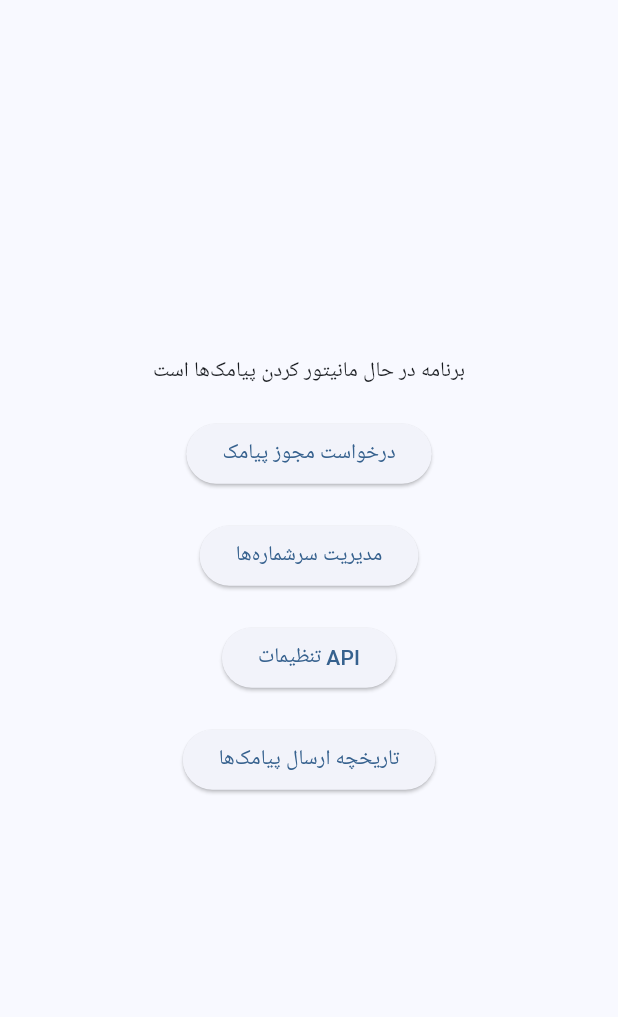
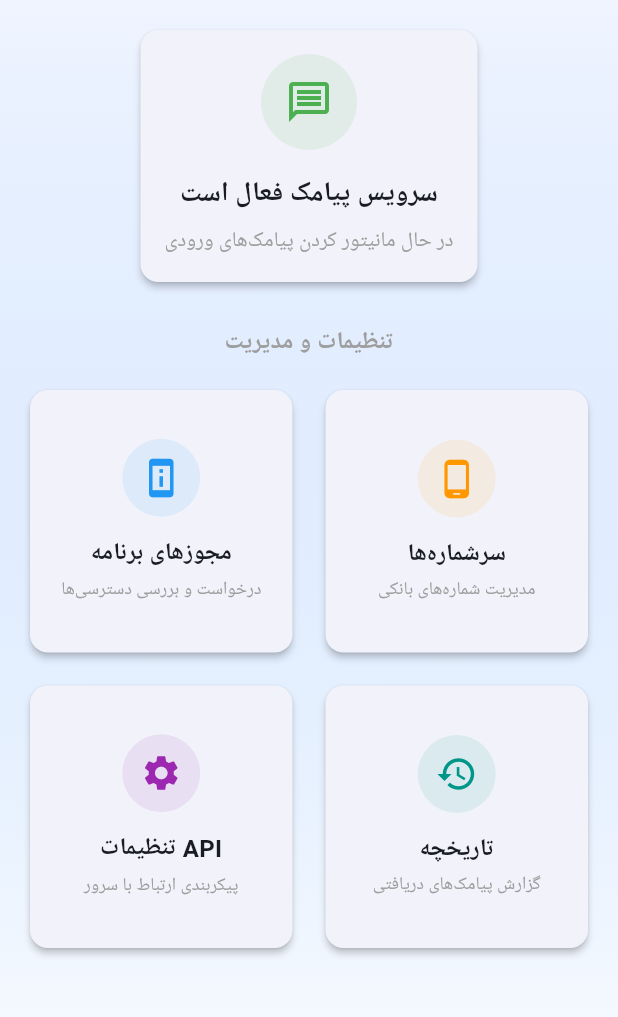
Before and after one commit to rezahajrahimi/shetab_verification, a Flutter app: the screen it shows after launch, on a phone screen of 412 x 824 dp, the part 84-1101 px from its top. Run offline on Flutter 3.47's test engine with Material 3 defaults, Android fonts, the phone set to English and light mode, and no system bars; our stand-ins replace dio, flutter_easyloading, infinite_scroll_pagination, permission_handler, shared_preferences; missing offline and left inert: another_telephony, jalali_table_calendar, mobile_scanner, workmanager.

Commit message:
بهبود رابط کاربری صفحه اصلی با طراحی مدرن و کارت‌های تعاملی

```diff
--- a/lib/main.dart
+++ b/lib/main.dart
@@ -292,51 +292,193 @@ class _MyHomePageState extends State<MyHomePage> {
       appBar: AppBar(
         backgroundColor: Theme.of(context).colorScheme.inversePrimary,
         title: Text(widget.title),
+        elevation: 2,
       ),
-      body: Center(
+      body: Container(
+        decoration: BoxDecoration(
+          gradient: LinearGradient(
+            begin: Alignment.topCenter,
+            end: Alignment.bottomCenter,
+            colors: [
+              Theme.of(context).colorScheme.inversePrimary.withValues(alpha: 0.1),
+              Colors.white,
+            ],
+          ),
+        ),
+        child: SafeArea(
+          child: Padding(
+            padding: const EdgeInsets.all(16.0),
             child: Column(
-          mainAxisAlignment: MainAxisAlignment.center,
-          children: <Widget>[
-            const Text('برنامه در حال مانیتور کردن پیامک‌ها است'),
-            const SizedBox(height: 20),
-            ElevatedButton(
-              onPressed: _requestPermissions,
-              child: const Text('درخواست مجوز پیامک'),
+              children: [
+                // وضعیت سرویس
+                Card(
+                  elevation: 2,
+                  child: Padding(
+                    padding: const EdgeInsets.all(16.0),
+                    child: Column(
+                      children: [
+                        Container(
+                          padding: const EdgeInsets.all(16),
+                          decoration: BoxDecoration(
+                            color: Colors.green.withValues(alpha: 0.1),
+                            shape: BoxShape.circle,
                           ),
-            const SizedBox(height: 20),
-            ElevatedButton(
-              onPressed: () {
+                          child: const Icon(
+                            Icons.message_outlined,
+                            color: Colors.green,
+                            size: 32,
+                          ),
+                        ),
+                        const SizedBox(height: 16),
+                        const Text(
+                          'سرویس پیامک فعال است',
+                          style: TextStyle(
+                            fontSize: 18,
+                            fontWeight: FontWeight.bold,
+                          ),
+                        ),
+                        const SizedBox(height: 8),
+                        const Text(
+                          'در حال مانیتور کردن پیامک‌های ورودی',
+                          style: TextStyle(
+                            color: Colors.grey,
+                            fontSize: 14,
+                          ),
+                        ),
+                      ],
+                    ),
+                  ),
+                ),
+                const SizedBox(height: 24),
+                // دکمه‌های عملیات
+                const Text(
+                  'تنظیمات و مدیریت',
+                  style: TextStyle(
+                    fontSize: 16,
+                    fontWeight: FontWeight.bold,
+                    color: Colors.grey,
+                  ),
+                ),
+                const SizedBox(height: 16),
+                GridView.count(
+                  shrinkWrap: true,
+                  crossAxisCount: 2,
+                  mainAxisSpacing: 14,
+                  crossAxisSpacing: 14,
+                  children: [
+                    _buildMenuCard(
+                      context,
+                      icon: Icons.perm_device_information,
+                      title: 'مجوزهای برنامه',
+                      subtitle: 'درخواست و بررسی دسترسی‌ها',
+                      color: Colors.blue,
+                      onTap: _requestPermissions,
+                    ),
+                    _buildMenuCard(
+                      context,
+                      icon: Icons.phone_android,
+                      title: 'سرشماره‌ها',
+                      subtitle: 'مدیریت شماره‌های بانکی',
+                      color: Colors.orange,
+                      onTap: () {
                         Navigator.push(
                           context,
                           MaterialPageRoute(
-                      builder: (context) => const PhoneNumbersScreen()),
+                            builder: (context) => const PhoneNumbersScreen(),
+                          ),
                         );
                       },
-              child: const Text('مدیریت سرشماره‌ها'),
                     ),
-            const SizedBox(height: 20),
-            ElevatedButton(
-              onPressed: () {
+                    _buildMenuCard(
+                      context,
+                      icon: Icons.settings,
+                      title: 'تنظیمات API',
+                      subtitle: 'پیکربندی ارتباط با سرور',
+                      color: Colors.purple,
+                      onTap: () {
                         Navigator.push(
                           context,
                           MaterialPageRoute(
-                      builder: (context) => const ApiSettingsScreen()),
+                            builder: (context) => const ApiSettingsScreen(),
+                          ),
                         );
                       },
-              child: const Text('تنظیمات API'),
                     ),
-            const SizedBox(height: 20),
-            ElevatedButton(
-              onPressed: () {
+                    _buildMenuCard(
+                      context,
+                      icon: Icons.history,
+                      title: 'تاریخچه',
+                      subtitle: 'گزارش پیامک‌های دریافتی',
+                      color: Colors.teal,
+                      onTap: () {
                         Navigator.push(
                           context,
                           MaterialPageRoute(
-                      builder: (context) => const SmsLogsScreen()),
+                            builder: (context) => const SmsLogsScreen(),
+                          ),
                         );
                       },
-              child: const Text('تاریخچه ارسال پیامک‌ها'),
                     ),
                   ],
+                ),
+              ],
+            ),
+          ),
+        ),
+      ),
+    );
+  }
+
+  Widget _buildMenuCard(
+    BuildContext context, {
+    required IconData icon,
+    required String title,
+    required String subtitle,
+    required Color color,
+    required VoidCallback onTap,
+  }) {
+    return Card(
+      elevation: 2,
+      child: InkWell(
+        onTap: onTap,
+        borderRadius: BorderRadius.circular(12),
+        child: Padding(
+          padding: const EdgeInsets.all(16),
+          child: Column(
+            mainAxisAlignment: MainAxisAlignment.center,
+            children: [
+              Container(
+                padding: const EdgeInsets.all(12),
+                decoration: BoxDecoration(
+                  color: color.withValues(alpha: 0.1),
+                  shape: BoxShape.circle,
+                ),
+                child: Icon(
+                  icon,
+                  color: color,
+                  size: 28,
+                ),
+              ),
+              const SizedBox(height: 12),
+              Text(
+                title,
+                style: const TextStyle(
+                  fontSize: 16,
+                  fontWeight: FontWeight.bold,
+                ),
+                textAlign: TextAlign.center,
+              ),
+              const SizedBox(height: 4),
+              Text(
+                subtitle,
+                style: const TextStyle(
+                  fontSize: 12,
+                  color: Colors.grey,
+                ),
+                textAlign: TextAlign.center,
+              ),
+            ],
+          ),
         ),
       ),
     );
```
Lines whose indentation alone changed are shown as unchanged.
